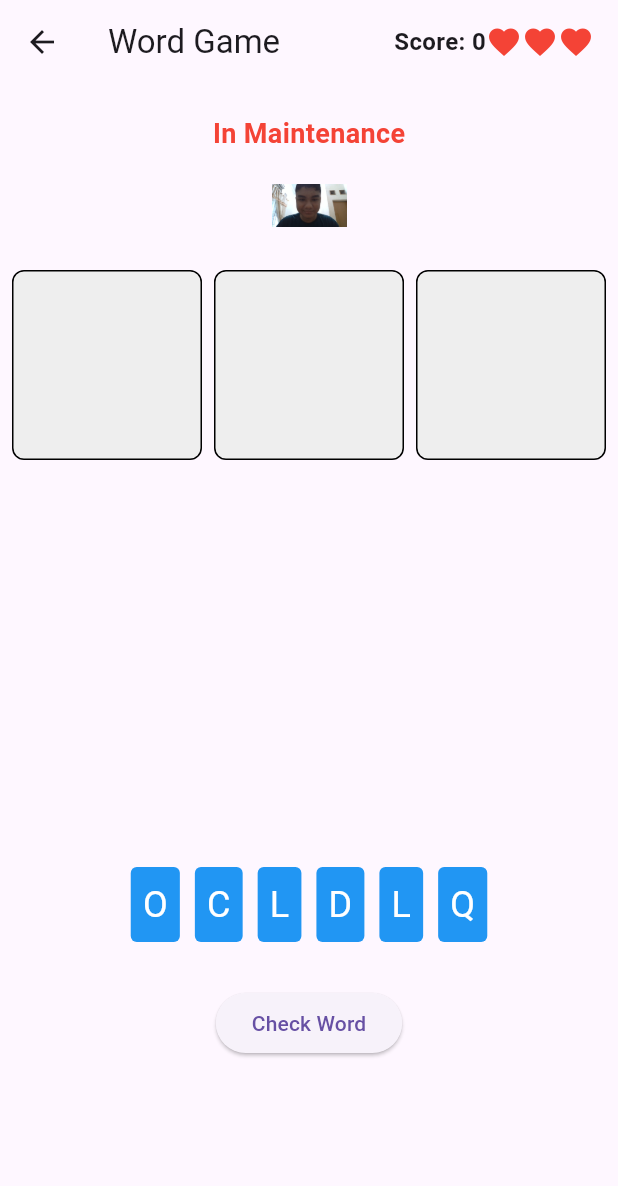
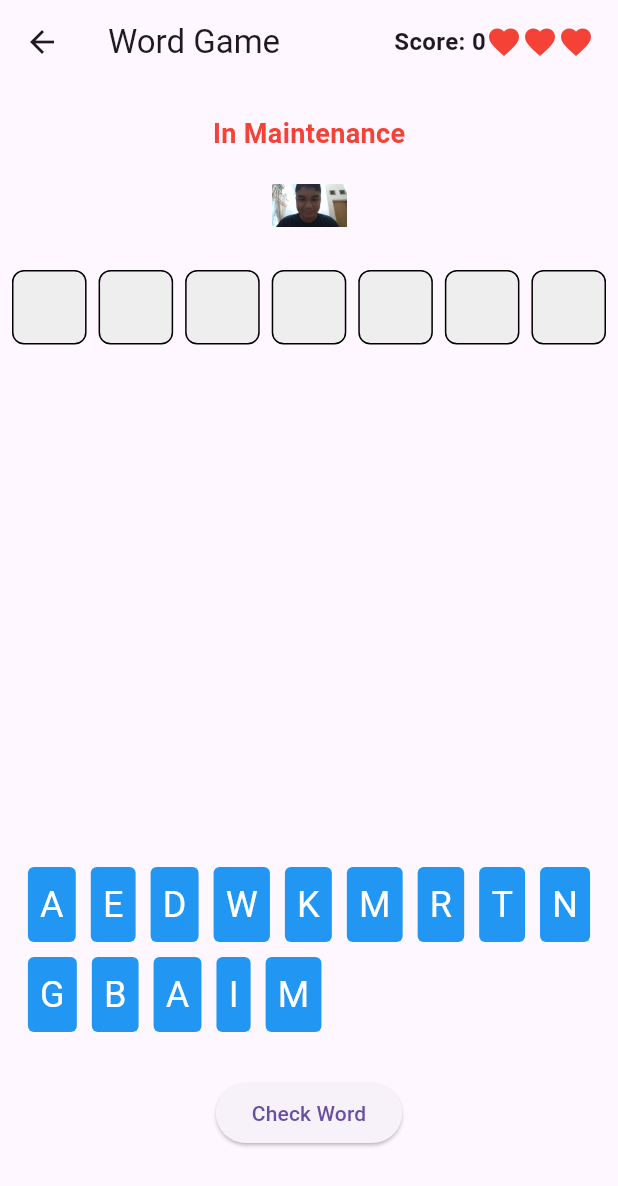
Before and after one commit to RafiDevari/DyslexiAI, a Flutter app: the modeEndless screen opened directly, on a phone screen of 412 x 824 dp. Shown: the top 1186 px of the screen. Run offline on Flutter 3.47's test engine with Material 3 defaults, Android fonts, the phone set to English and light mode, and no system bars; our stand-ins replace flutter_tts, permission_handler, speech_to_text.

```diff
--- a/lib/susunkata/modeEndless.dart
+++ b/lib/susunkata/modeEndless.dart
@@ -15,7 +15,16 @@ class modeEndless extends StatefulWidget {
 class _SusunState extends State<modeEndless> {
 
   String mispelledDetails = '';
-  late String correctWord = 'LOL';
+
+
+  List<String> randomWords = [
+    'IKAN', 'RUMAH', 'MAKANAN', 'KUCING', 'ANJING',
+    'KELINCI', 'KUDA', 'SAPI', 'AYAM', 'KAMBING',
+    'BEBEK', 'LIMBUS', 'KELELAWAR'
+  ];
+  late String correctWord;
+
+
   late int score ;
   late List<String> letters;
   late List<String?> blocks;
@@ -38,6 +47,7 @@ class _SusunState extends State<modeEndless> {
   @override
   void initState() {
     super.initState();
+    correctWord = randomWords[Random().nextInt(randomWords.length)];
     lives = widget.health;
     score = widget.score;
     letters = generateLetters();
```
